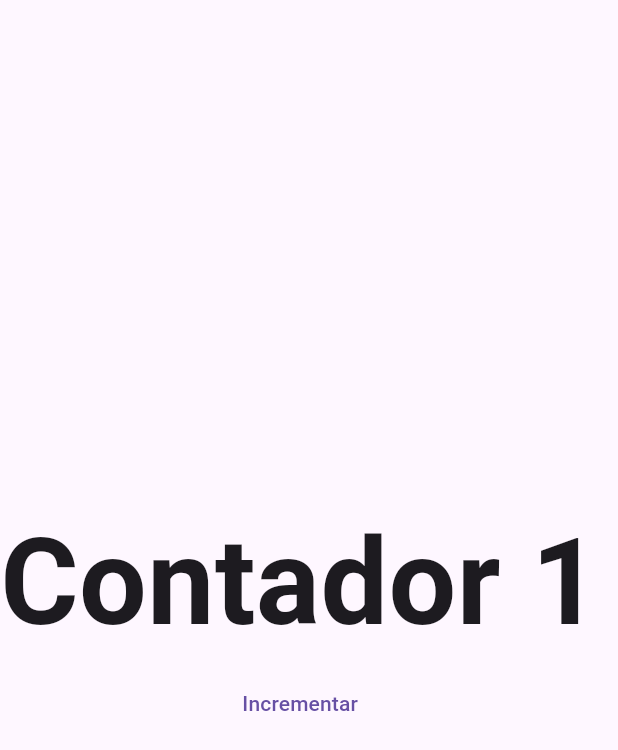
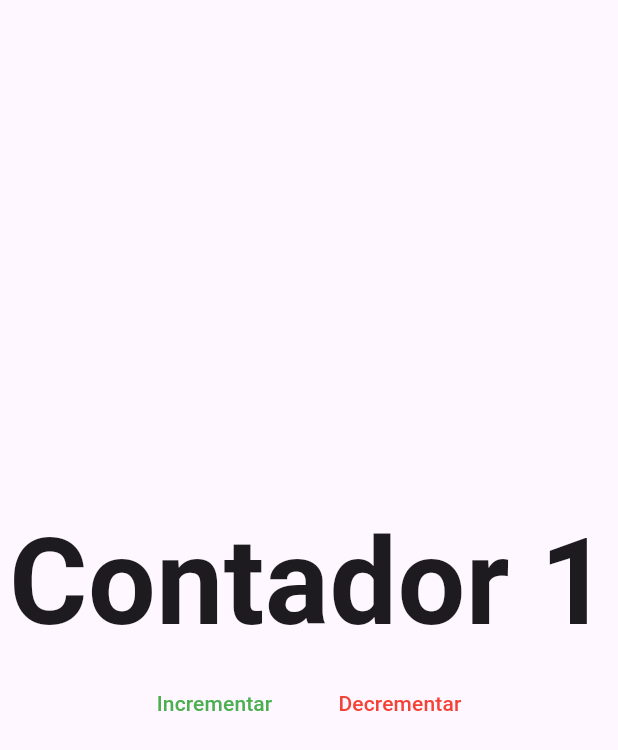
Before and after one commit to r4yb3l/courses-flutter-web, a Flutter app: the screen it shows after launch, after a tap on "Incrementar", on a phone screen of 412 x 824 dp. Shown: the top 750 px of the screen. Run offline on Flutter 3.47's test engine with Material 3 defaults, Android fonts, the phone set to English and light mode, and no system bars.

```diff
--- a/bases_web/lib/main.dart
+++ b/bases_web/lib/main.dart
@@ -1,5 +1,5 @@
 import 'package:flutter/material.dart';
-import 'package:bases_web/ui/counter_page.dart';
+import 'package:bases_web/ui/pages/counter_page.dart';
 
 void main() => runApp(MyApp());
 
--- a/bases_web/lib/ui/counter_page.dart
+++ /dev/null
@@ -1,34 +0,0 @@
-import 'package:flutter/material.dart';
-
-class CounterPage extends StatefulWidget {
-  const CounterPage({super.key});
-
-  @override
-  State<CounterPage> createState() => _CounterPageState();
-}
-
-class _CounterPageState extends State<CounterPage> {
-  int counter = 0;
-
-  @override
-  Widget build(BuildContext context) {
-    return Scaffold(
-      body: Column(
-        mainAxisAlignment: MainAxisAlignment.center,
-        children: [
-          Text(
-            'Contador $counter',
-            style: TextStyle(fontSize: 80, fontWeight: FontWeight.bold),
-          ),
-          TextButton(
-              onPressed: () {
-                setState(() {
-                  counter++;
-                });
-              },
-              child: Text('Incrementar'))
-        ],
-      ),
-    );
-  }
-}
--- /dev/null
+++ b/bases_web/lib/ui/pages/counter_page.dart
@@ -0,0 +1,42 @@
+import 'package:bases_web/ui/shared/custom_flat_button.dart';
+import 'package:flutter/material.dart';
+
+class CounterPage extends StatefulWidget {
+  const CounterPage({super.key});
+
+  @override
+  State<CounterPage> createState() => _CounterPageState();
+}
+
+class _CounterPageState extends State<CounterPage> {
+  int counter = 0;
+
+  @override
+  Widget build(BuildContext context) {
+    return Scaffold(
+      body: Column(
+        mainAxisAlignment: MainAxisAlignment.center,
+        children: [
+          Text(
+            'Contador $counter',
+            style: const TextStyle(fontSize: 80, fontWeight: FontWeight.bold),
+          ),
+          Row(
+            mainAxisAlignment: MainAxisAlignment.center,
+            children: [
+              CustomFlatButton(
+                  text: 'Incrementar',
+                  color: Colors.green,
+                  onPressed: () => setState(() => counter++)),
+              const SizedBox(width: 20),
+              CustomFlatButton(
+                  text: 'Decrementar',
+                  color: Colors.red,
+                  onPressed: () => setState(() => counter--)),
+            ],
+          )
+        ],
+      ),
+    );
+  }
+}
--- /dev/null
+++ b/bases_web/lib/ui/shared/custom_flat_button.dart
@@ -0,0 +1,22 @@
+import 'package:flutter/material.dart';
+
+class CustomFlatButton extends StatelessWidget {
+  const CustomFlatButton({
+    super.key,
+    required this.text,
+    required this.onPressed,
+    this.color = Colors.pink,
+  });
+
+  final String text;
+  final Color color;
+  final Function onPressed;
+
+  @override
+  Widget build(BuildContext context) {
+    return TextButton(
+        style: TextButton.styleFrom(foregroundColor: color),
+        onPressed: () => onPressed(),
+        child: Text(text));
+  }
+}
```
